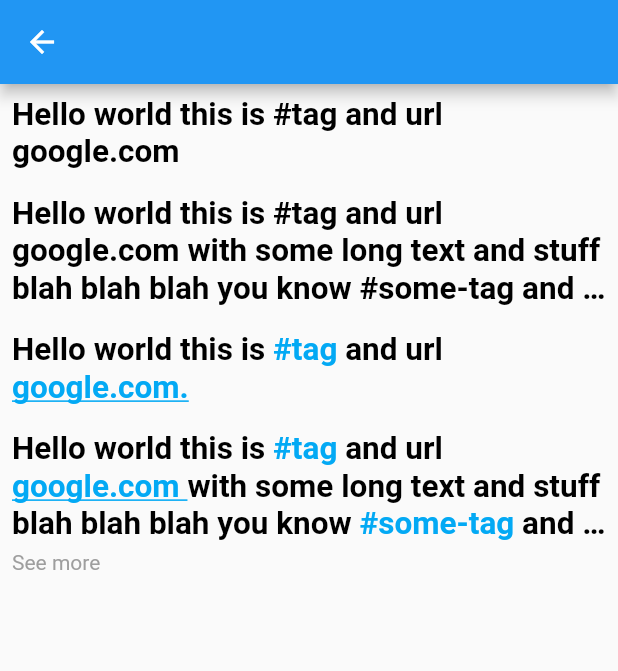
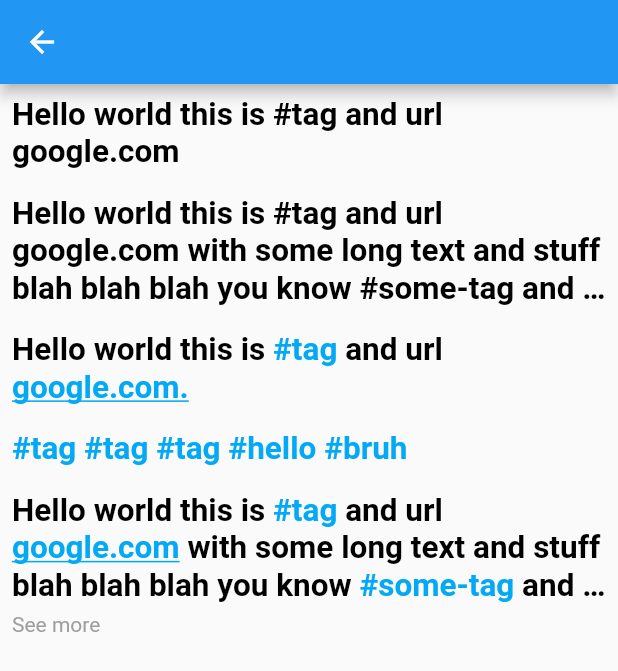
Before and after one commit to vicmoh/flutter_components, a Flutter app: the SmartTextExample screen opened directly, on a phone screen of 412 x 824 dp. Shown: the top 671 px of the screen. Run offline on Flutter 3.47's test engine with Material 2 defaults, Android fonts, the phone set to English and light mode, and no system bars; missing offline and left inert: extended_text_field, extended_text_library.

Commit message:
update smart text to have no space at the end, and regex with word trimmed

```diff
--- a/example/lib/screen/smart_text_example.dart
+++ b/example/lib/screen/smart_text_example.dart
@@ -58,6 +58,18 @@ class _SmartTextExampleState extends State<SmartTextExample> {
           Padding(
               padding: const EdgeInsets.all(8.0),
               child: ExpandableText(
+                  '#tag #tag #tag #hello #bruh',
+                  onClickableText: (val, clickType) =>
+                      print('val = $val, clickType = $clickType'),
+                  overflow: TextOverflow.ellipsis,
+                  maxLines: 3,
+                  style: TextStyle(
+                      color: Colors.black,
+                      fontSize: 14 * 1.5,
+                      fontWeight: FontWeight.bold))),
+          Padding(
+              padding: const EdgeInsets.all(8.0),
+              child: ExpandableText(
                   'Hello world this is #tag and url google.com' +
                       ' with some long text and stuff' +
                       ' blah blah blah you know ' +
--- a/lib/src/independent/labels/smart_text.dart
+++ b/lib/src/independent/labels/smart_text.dart
@@ -32,6 +32,9 @@ class SmartText extends StatefulWidget {
   /// Text alignment.
   final TextAlign textAlign;
 
+  /// Determine whether to show print debug.
+  final bool showDebug;
+
   /// Callback function when a clickable text is
   /// on pressed.
   final Function(String, ClickableTextTypes) onPressed;
@@ -49,6 +52,7 @@ class SmartText extends StatefulWidget {
     this.atTextStyle,
     this.overflow = TextOverflow.clip,
     this.textAlign = TextAlign.left,
+    this.showDebug = false,
   }) : super(key: key);
 
   static const HTTP_REGEX =
@@ -83,12 +87,26 @@ class _SmartTextState extends State<SmartText> {
     super.dispose();
   }
 
+  _showDebug(val) {
+    if (widget.showDebug)
+      print(val);
+  }
+
+  _addNormText(List<TextSpan> textWidgets, String word) {
+    textWidgets.add(TextSpan(text: word, style: this.widget.style));
+    textWidgets.add(TextSpan(text: ' ', style: this.widget.style));
+  }
+
+  _spaceText(textWidgets) => textWidgets.add(TextSpan(text: ' ', style: this.widget.style));
+
   List<TextSpan> _texts(String text) {
     assert(text != null);
     List<TextSpan> textWidgets = [];
     int gestCount = 0;
     text?.split(' ')?.forEach((word) {
-      word += ' ';
+      word = word.trim();
+
+      /// For hashtag
       if (widget.hashtagStyle != null &&
           RegExp(SmartText.HASH_TAG_REGEX).hasMatch(word)) {
         try {
@@ -100,9 +118,13 @@ class _SmartTextState extends State<SmartText> {
                   if (this.widget?.onPressed != null)
                     this.widget.onPressed(word, ClickableTextTypes.hashtag);
                 }));
+          _spaceText(textWidgets);
         } catch (err) {
-          textWidgets.add(TextSpan(text: word, style: this.widget.style));
+          _showDebug(err);
+          _addNormText(textWidgets, word);
         }
+
+      /// For hyper links
       } else if (widget.hyperlinkStyle != null &&
           RegExp(SmartText.URL_REGEX).hasMatch(word)) {
         try {
@@ -114,9 +136,13 @@ class _SmartTextState extends State<SmartText> {
                   if (this.widget?.onPressed != null)
                     this.widget.onPressed(word, ClickableTextTypes.hyperlink);
                 }));
+          _spaceText(textWidgets);
         } catch (err) {
-          textWidgets.add(TextSpan(text: word, style: this.widget.style));
+          _showDebug(err);
+          _addNormText(textWidgets, word);
         }
+
+      /// For at symbol text
       } else if (widget.atTextStyle != null &&
           RegExp(SmartText.AT_TAG_REGEX).hasMatch(word)) {
         try {
@@ -128,12 +154,17 @@ class _SmartTextState extends State<SmartText> {
                   if (this.widget?.onPressed != null)
                     this.widget.onPressed(word, ClickableTextTypes.atTag);
                 }));
+          _spaceText(textWidgets);
         } catch (err) {
-          textWidgets.add(TextSpan(text: word, style: this.widget.style));
+          _showDebug(err);
+          _addNormText(textWidgets, word);
         }
+
+      /// Default text
       } else
-        textWidgets.add(TextSpan(text: word, style: this.widget.style));
+        _addNormText(textWidgets, word);
     });
+    textWidgets.removeLast();
     return textWidgets;
   }
 
```
